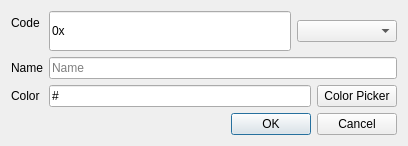
The window that R_Visualizer/MessageConfig/MsgCodeMapping/ui/msgcodemappingadddialog.ui (NeverKnewTheName/R_Visualizer) describes before a commit, drawn with Qt 5.
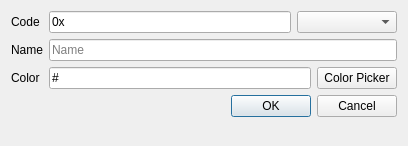
The same window after the commit.

Patch:
```diff
--- a/R_Visualizer/MessageConfig/MsgCodeMapping/ui/msgcodemappingadddialog.ui
+++ b/R_Visualizer/MessageConfig/MsgCodeMapping/ui/msgcodemappingadddialog.ui
@@ -26,7 +26,7 @@
      <item>
       <widget class="QLineEdit" name="codeLineEdit">
        <property name="sizePolicy">
-        <sizepolicy hsizetype="Expanding" vsizetype="Expanding">
+        <sizepolicy hsizetype="Expanding" vsizetype="Minimum">
          <horstretch>0</horstretch>
          <verstretch>0</verstretch>
         </sizepolicy>
```
